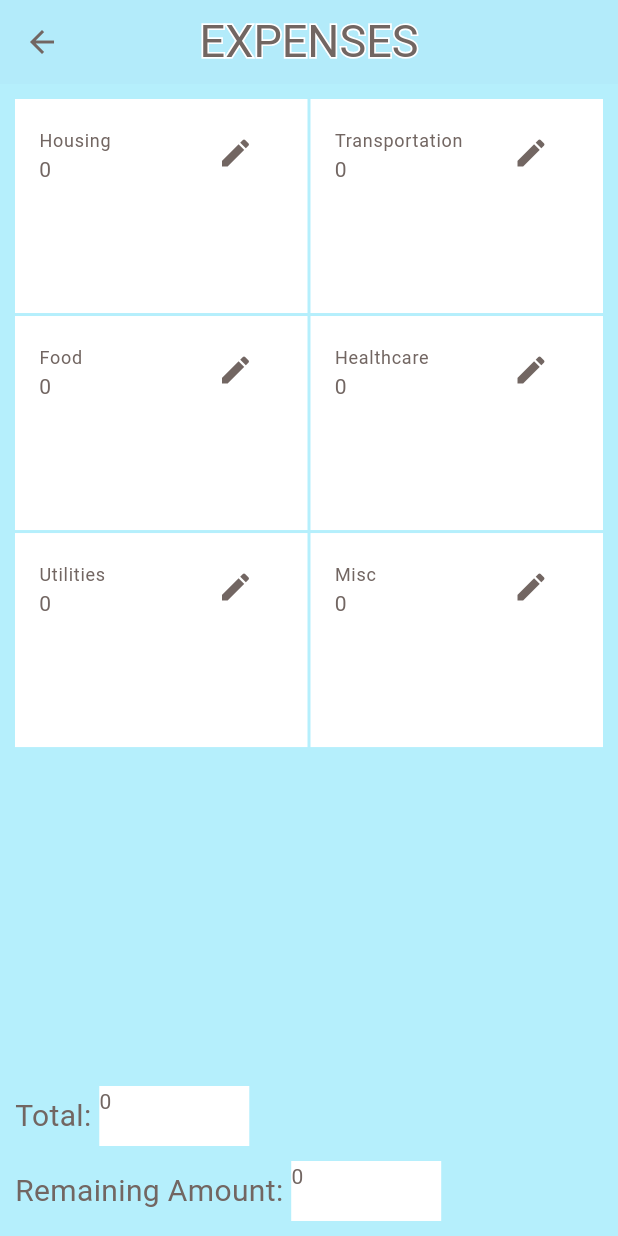
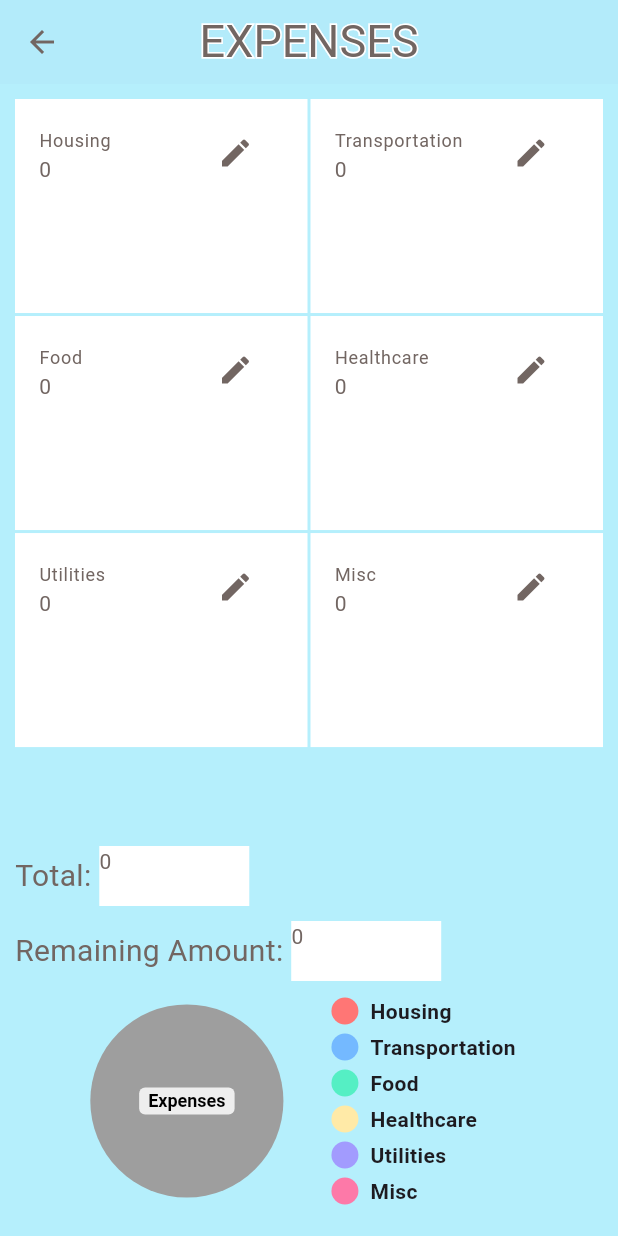
Before and after one commit to Manahil-Aamir/Her-Sphere, a Flutter app: the Expenses screen opened directly, on a phone screen of 412 x 824 dp. Run offline on Flutter 3.47's test engine with Material 3 defaults, Android fonts, the phone set to English and light mode, and no system bars; drawn by our look-alikes of pie_chart; our stand-ins replace device_info, flutter_local_notifications, geocoding, geolocator, image_picker, intl_phone_number_input and 3 more; missing offline and left inert: flutter_sms; accounts and stored records are empty; Roboto replaces fonts that are missing (OtomanopeeOne).

Commit message:
establishing opages folder

```diff
--- a/lib/tasktrackerpages/expenses.dart
+++ b/lib/tasktrackerpages/expenses.dart
@@ -29,7 +29,7 @@ class _ExpensesState extends State<Expenses> {
   void remainingAmount() {
     int r = total;
     for (int i = 0; i < expenses.length; i++) {
-      r -= expenses[i][1] as int;
+      r -= int.parse(expenses[i][1].toString());
     }
     setState(() {
       remaining = r;
@@ -107,7 +107,9 @@ class _ExpensesState extends State<Expenses> {
 
   @override
   Widget build(BuildContext context) {
+    Map<String, double> dataMap = Map.fromEntries(expenses.map((expense) => MapEntry(expense[0], double.parse(expense[1].toString()))));
     return Scaffold(
+      resizeToAvoidBottomInset: false,
       backgroundColor: const Color(0xFFB5EFFC),
       appBar: const AppBarWidget(
         text: 'EXPENSES',
@@ -198,6 +200,31 @@ class _ExpensesState extends State<Expenses> {
                 )
               ],
             ),
+            PieChart(
+              dataMap: dataMap,
+              animationDuration: const Duration(milliseconds: 800),
+              chartLegendSpacing: 32.0,
+              chartRadius: MediaQuery.of(context).size.width / 3.2,
+              initialAngleInDegree: 0,
+              chartType: ChartType.disc,
+              ringStrokeWidth: 32,
+              centerText: "Expenses",
+              legendOptions: const LegendOptions(
+                showLegendsInRow: false,
+                legendPosition: LegendPosition.right,
+                showLegends: true,
+                legendShape: BoxShape.circle,
+                legendTextStyle: const TextStyle(
+                  fontWeight: FontWeight.bold,
+                ),
+              ),
+              chartValuesOptions: ChartValuesOptions(
+                showChartValues: true,
+                showChartValuesInPercentage: true,
+                showChartValuesOutside: false,
+                decimalPlaces: 1,
+              ),
+            ),
           ],
         ),
       ),
```
